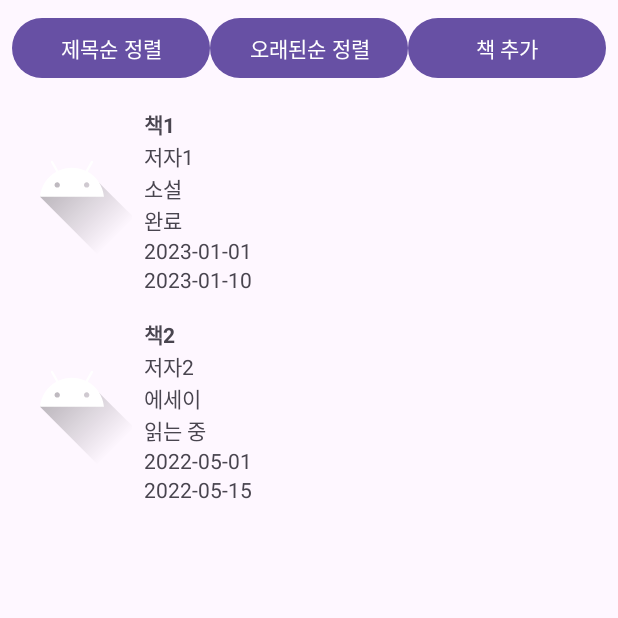
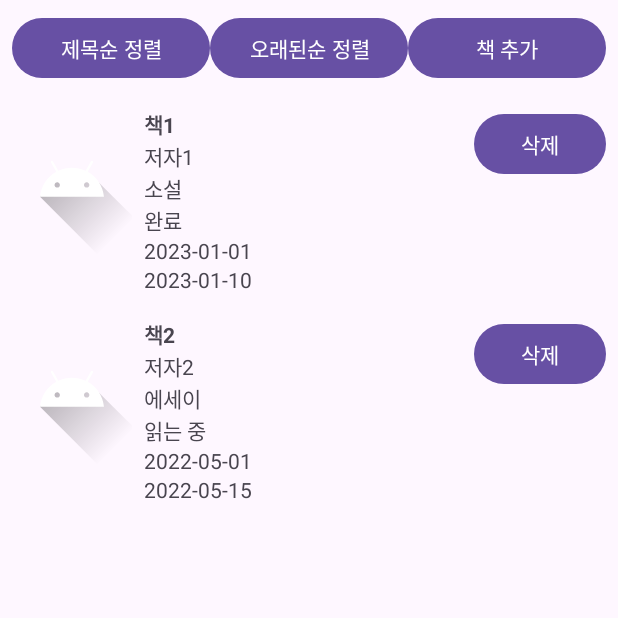
Before and after one commit to Bookcord-Mobile-Programming/Follow-the-Book-Path, an Android app: the screen it shows after launch (LibraryActivity), on a phone screen of 412 x 824 dp, the top half of it. Run offline under Robolectric (Android 15) with nearby library versions, the phone set to English and light mode, and no system bars.

Commit message:
책 삭제 구현 추가

```diff
--- a/app/src/main/java/com/example/follow_the_book_path/BookAdapter.java
+++ b/app/src/main/java/com/example/follow_the_book_path/BookAdapter.java
@@ -3,6 +3,7 @@ package com.example.follow_the_book_path;
 import android.view.LayoutInflater;
 import android.view.View;
 import android.view.ViewGroup;
+import android.widget.Button;
 import android.widget.ImageView;
 import android.widget.TextView;
 import androidx.annotation.NonNull;
@@ -15,23 +16,30 @@ public class BookAdapter extends RecyclerView.Adapter<BookAdapter.BookViewHolder
 
     private List<Book> bookList;
     private OnBookClickListener listener;
+    private OnBookDeleteListener deleteListener;
 
     // 클릭 리스너 인터페이스 정의
     public interface OnBookClickListener {
         void onBookClick(int position);
     }
 
-    // 생성자: 클릭 리스너를 받도록 수정
-    public BookAdapter(List<Book> bookList, OnBookClickListener listener) {
+    // 삭제 리스너 인터페이스 정의
+    public interface OnBookDeleteListener {
+        void onBookDelete(int position);
+    }
+
+    // 생성자: 클릭 리스너와 삭제 리스너를 받음
+    public BookAdapter(List<Book> bookList, OnBookClickListener listener, OnBookDeleteListener deleteListener) {
         this.bookList = bookList;
         this.listener = listener;
+        this.deleteListener = deleteListener;
     }
 
     @NonNull
     @Override
     public BookViewHolder onCreateViewHolder(@NonNull ViewGroup parent, int viewType) {
         View view = LayoutInflater.from(parent.getContext()).inflate(R.layout.item_book, parent, false);
-        return new BookViewHolder(view, listener);
+        return new BookViewHolder(view, listener, deleteListener); // 삭제 리스너 전달
     }
 
     @Override
@@ -43,7 +51,6 @@ public class BookAdapter extends RecyclerView.Adapter<BookAdapter.BookViewHolder
         holder.genreTextView.setText(book.getGenre());
         holder.statusTextView.setText(book.getStatus());
 
-        // 날짜 표시 형식 지정
         SimpleDateFormat sdf = new SimpleDateFormat("yyyy-MM-dd");
         holder.startDateTextView.setText(book.getStartDate() != null ? sdf.format(book.getStartDate()) : "N/A");
         holder.endDateTextView.setText(book.getEndDate() != null ? sdf.format(book.getEndDate()) : "N/A");
@@ -61,8 +68,9 @@ public class BookAdapter extends RecyclerView.Adapter<BookAdapter.BookViewHolder
         TextView titleTextView, authorTextView, genreTextView, statusTextView;
         TextView startDateTextView, endDateTextView;
         ImageView bookImageView;
+        Button deleteButton;
 
-        public BookViewHolder(@NonNull View itemView, OnBookClickListener listener) {
+        public BookViewHolder(@NonNull View itemView, OnBookClickListener listener, OnBookDeleteListener deleteListener) {
             super(itemView);
 
             titleTextView = itemView.findViewById(R.id.title_text_view);
@@ -72,8 +80,16 @@ public class BookAdapter extends RecyclerView.Adapter<BookAdapter.BookViewHolder
             startDateTextView = itemView.findViewById(R.id.start_date_text_view);
             endDateTextView = itemView.findViewById(R.id.end_date_text_view);
             bookImageView = itemView.findViewById(R.id.book_image_view);
+            deleteButton = itemView.findViewById(R.id.delete_button);
 
-            // 항목 클릭 이벤트 연결
+            // 삭제 버튼 클릭 리스너 연결
+            deleteButton.setOnClickListener(v -> {
+                if (deleteListener != null) {
+                    deleteListener.onBookDelete(getAdapterPosition());
+                }
+            });
+
+            // 항목 클릭 리스너 연결
             itemView.setOnClickListener(v -> {
                 if (listener != null) {
                     listener.onBookClick(getAdapterPosition());
--- a/app/src/main/java/com/example/follow_the_book_path/LibraryActivity.java
+++ b/app/src/main/java/com/example/follow_the_book_path/LibraryActivity.java
@@ -6,6 +6,8 @@ import android.database.sqlite.SQLiteDatabase;
 import android.os.Bundle;
 import android.util.Log;
 import android.widget.Button;
+import android.widget.Toast;
+
 import androidx.activity.result.ActivityResultLauncher;
 import androidx.activity.result.contract.ActivityResultContracts;
 import androidx.appcompat.app.AppCompatActivity;
@@ -40,7 +42,7 @@ public class LibraryActivity extends AppCompatActivity {
 
         // 데이터 초기화
         bookList = new ArrayList<>();
-        bookAdapter = new BookAdapter(bookList, this::onBookClicked); // 클릭 리스너 추가
+        bookAdapter = new BookAdapter(bookList, this::onBookClicked, this::onBookDeleted);
         recyclerView.setAdapter(bookAdapter);
 
         // 데이터베이스 연결
@@ -82,6 +84,20 @@ public class LibraryActivity extends AppCompatActivity {
             intent.putExtra("bookId", -1); // -1은 새 책 추가 의미
             activityResultLauncher.launch(intent);
         });
+    }
+
+    private void onBookDeleted(int position) {
+        Book bookToDelete = bookList.get(position);
+
+        // 데이터베이스에서 삭제
+        db.execSQL("DELETE FROM book WHERE bookName = ?", new Object[]{bookToDelete.getTitle()});
+
+        // 리스트에서 삭제 및 RecyclerView 갱신
+        bookList.remove(position);
+        bookAdapter.notifyItemRemoved(position);
+
+        // 삭제 완료 메시지
+        Toast.makeText(this, "책이 삭제되었습니다.", Toast.LENGTH_SHORT).show();
     }
 
     // 데이터베이스에서 책 데이터 로드
--- a/app/src/main/res/layout/item_book.xml
+++ b/app/src/main/res/layout/item_book.xml
@@ -62,4 +62,11 @@
             android:text="End Date" />
 
     </LinearLayout>
+
+    <Button
+        android:id="@+id/delete_button"
+        android:layout_width="wrap_content"
+        android:layout_height="wrap_content"
+        android:text="삭제" />
+
 </LinearLayout>
```
